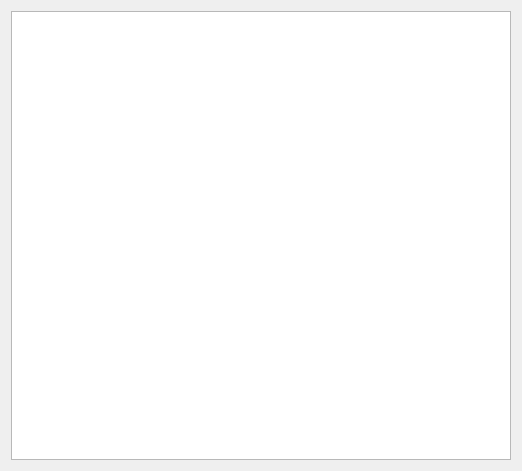
Qt form widget.ui (emrekaraos/FlappyBird) before a commit.
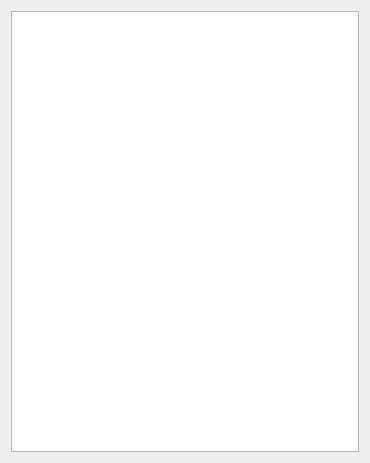
The same form after that commit.

```diff
--- a/widget.ui
+++ b/widget.ui
@@ -6,8 +6,8 @@
    <rect>
     <x>0</x>
     <y>0</y>
-    <width>522</width>
-    <height>471</height>
+    <width>370</width>
+    <height>463</height>
    </rect>
   </property>
   <property name="windowTitle">
```
